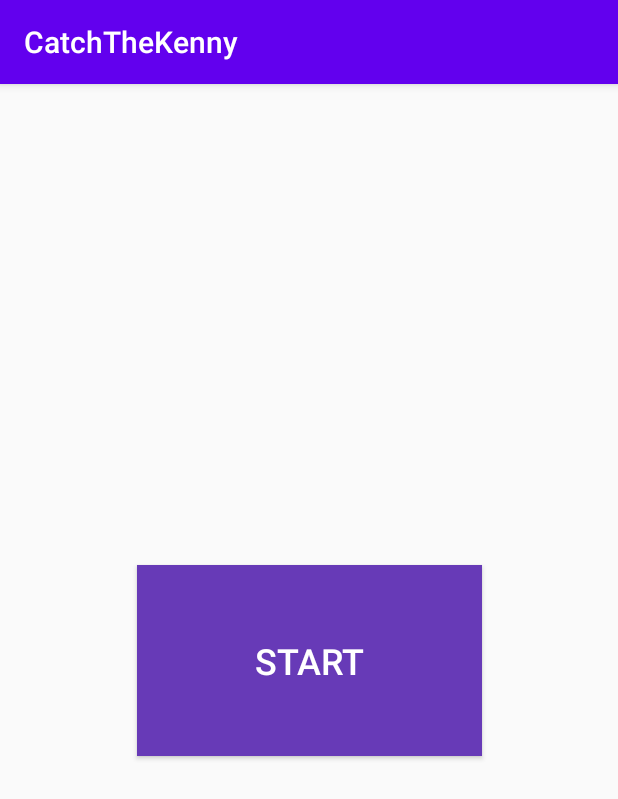
After one commit to yigityesiladaa/android_catch_kenny_game, an Android app: the StartGameActivity screen opened directly, with no data from a screen before it, on a phone screen of 412 x 824 dp. The commit adds this screen. Shown: the top 799 px of the screen. Run offline under Robolectric (Android 15) with nearby library versions, the phone set to English and light mode, and no system bars; 2 statements that could not run were skipped.

Commit message:
Start Screen & Time Updates

```diff
--- a/app/build.gradle
+++ b/app/build.gradle
@@ -9,8 +9,8 @@ android {
 
     defaultConfig {
         applicationId "com.yigit.catchthekenny"
-        minSdkVersion 25
-        targetSdkVersion 33
+        minSdkVersion 16
+        targetSdkVersion 28
         versionCode 1
         versionName "1.0"
 
--- /dev/null
+++ b/app/src/main/java/com/yigit/catchthekenny/StartGameActivity.kt
@@ -0,0 +1,19 @@
+package com.yigit.catchthekenny
+
+import android.content.Intent
+import android.support.v7.app.AppCompatActivity
+import android.os.Bundle
+import android.view.View
+
+class StartGameActivity : AppCompatActivity() {
+    override fun onCreate(savedInstanceState: Bundle?) {
+        super.onCreate(savedInstanceState)
+        setContentView(R.layout.activity_start_game)
+    }
+
+    fun startGame(view: View) {
+        val intent = Intent(applicationContext,MainActivity::class.java)
+        intent.putExtra("isStarted",true)
+        startActivity(intent)
+    }
+}
--- /dev/null
+++ b/app/src/main/res/layout/activity_start_game.xml
@@ -0,0 +1,22 @@
+<?xml version="1.0" encoding="utf-8"?>
+<android.support.constraint.ConstraintLayout xmlns:android="http://schemas.android.com/apk/res/android"
+    xmlns:app="http://schemas.android.com/apk/res-auto"
+    xmlns:tools="http://schemas.android.com/tools"
+    android:layout_width="match_parent"
+    android:layout_height="match_parent"
+    tools:context=".StartGameActivity">
+
+    <Button
+        android:id="@+id/btnStart"
+        android:layout_width="230dp"
+        android:layout_height="127dp"
+        android:text="start"
+        android:textSize="24dp"
+        android:textColor="#FFFFFF"
+        android:background="#673AB7"
+        android:onClick="startGame"
+        app:layout_constraintBottom_toBottomOf="parent"
+        app:layout_constraintEnd_toEndOf="parent"
+        app:layout_constraintStart_toStartOf="parent"
+        app:layout_constraintTop_toTopOf="parent" />
+</android.support.constraint.ConstraintLayout>
```
Also changed, not shown: app/src/main/AndroidManifest.xml (+7 -0 lines), app/src/main/java/com/yigit/catchthekenny/MainActivity.kt (+14 -5 lines).
